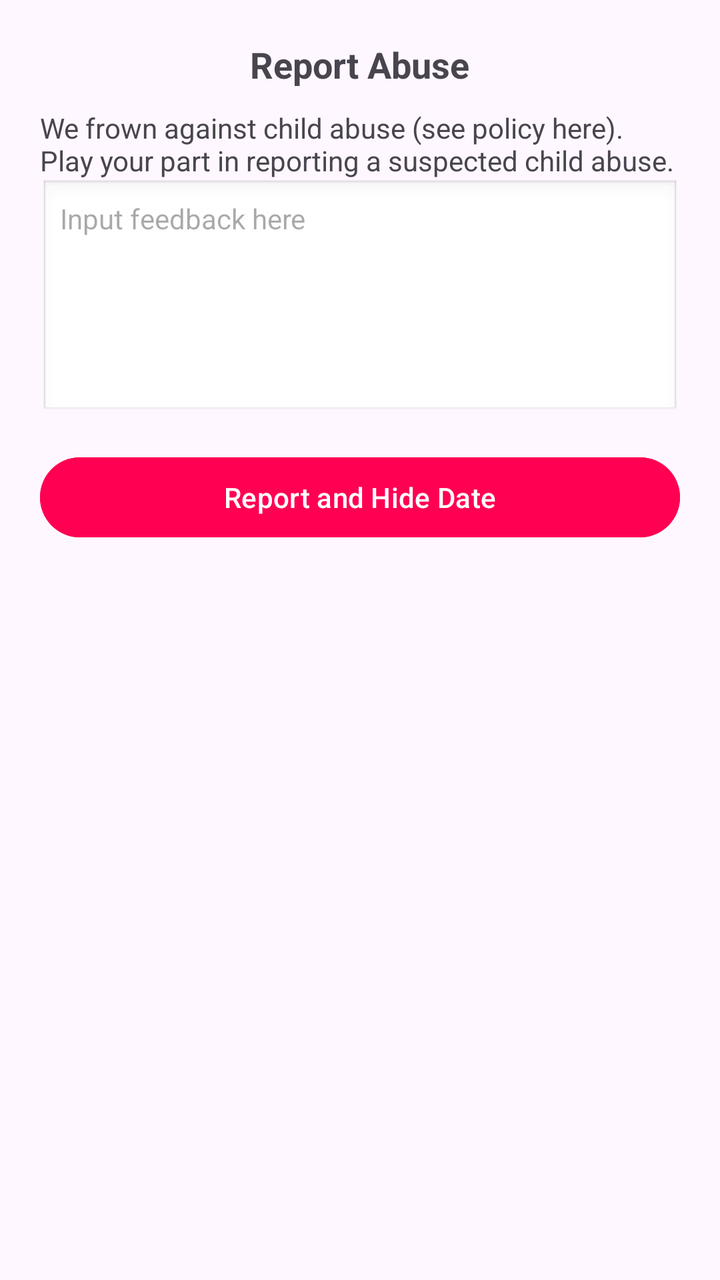
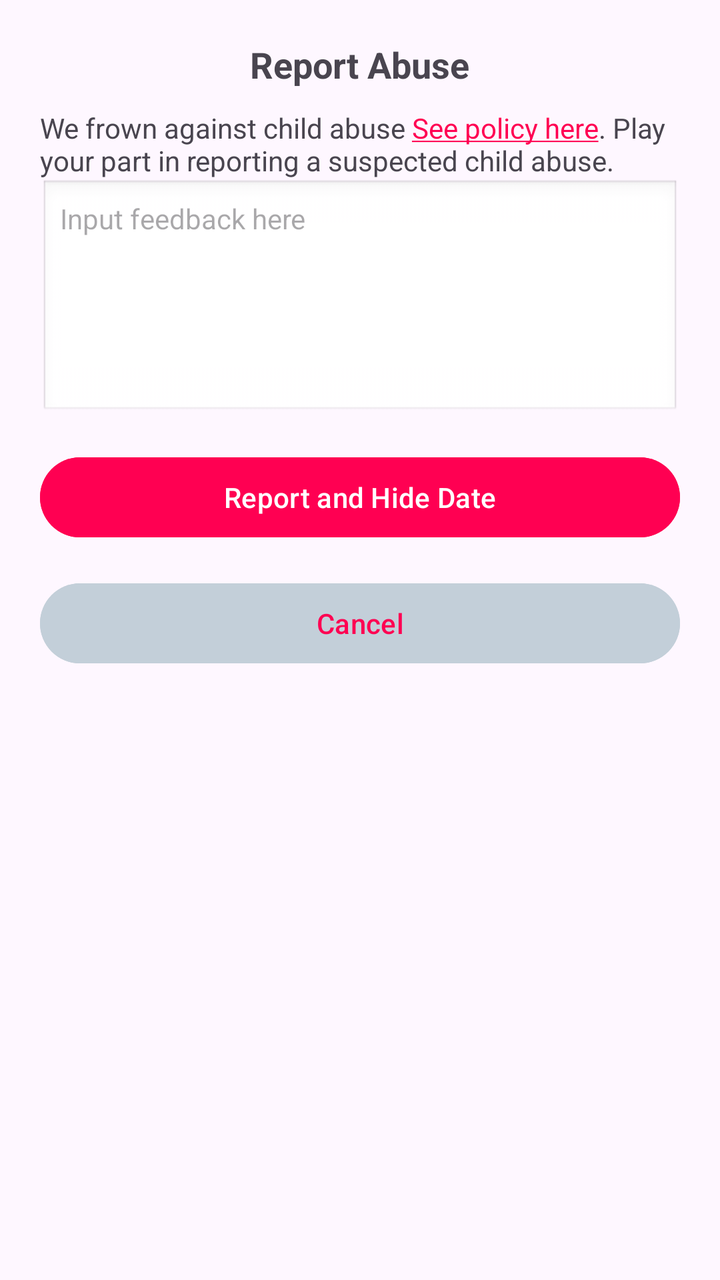

The first picture is an Android layout as it rendered before a commit; the second is the same layout after the commit. The layout source and the unified diff follow.
<!-- AndroidManifest.xml: application theme Theme.You4me -->
<!-- res/layout/dialog_report_abuse.xml -->
<?xml version="1.0" encoding="utf-8"?>
<LinearLayout
    xmlns:android="http://schemas.android.com/apk/res/android"
    android:layout_width="match_parent"
    android:layout_height="wrap_content"
    android:orientation="vertical"
    android:padding="20dp">

    
    <TextView
        android:layout_width="wrap_content"
        android:layout_height="wrap_content"
        android:text="Report Abuse"
        android:textSize="18sp"
        android:textStyle="bold"
        android:layout_gravity="center"/>

    
    <TextView
        android:layout_width="wrap_content"
        android:layout_height="wrap_content"
        android:text="We frown against child abuse (see policy here). Play your part in reporting a suspected child abuse."
        android:textSize="14sp"
        android:paddingTop="10dp"/>

    
    <EditText
        android:id="@+id/et_feedback"
        android:layout_width="match_parent"
        android:layout_height="120dp"
        android:hint="Input feedback here"
        android:background="@android:drawable/edit_text"
        android:padding="10dp"
        android:gravity="top"
        android:textSize="14sp"
        android:minLines="4"/>

    
    <Button
        android:id="@+id/btn_submit"
        android:layout_width="match_parent"
        android:layout_height="wrap_content"
        android:text="Report and Hide Date"
        android:backgroundTint="@color/primary_pink"
        android:textColor="@android:color/white"
        android:layout_marginTop="15dp"/>
</LinearLayout>
<!-- resources referenced by this layout -->
<resources>
  <color name="primary_pink">#ffff0052</color>
  <style name="Theme.You4me" parent="Base.Theme.You4me" />
  <style name="Base.Theme.You4me" parent="Theme.Material3.Light.NoActionBar">
          
           <item name="colorPrimary">@color/primary_pink</item>
      </style>
</resources>

<!-- the commit's change to res/layout/dialog_report_abuse.xml (unified diff, before → after) -->
@@ -17,11 +17,13 @@
 
     
     <TextView
+        android:id="@+id/see_policy_link"
         android:layout_width="wrap_content"
         android:layout_height="wrap_content"
-        android:text="We frown against child abuse (see policy here). Play your part in reporting a suspected child abuse."
+        android:text="@string/we_frown_against_child_abuse_see_policy_here_play_your_part_in_reporting_a_suspected_child_abuse"
         android:textSize="14sp"
-        android:paddingTop="10dp"/>
+        android:paddingTop="10dp"
+        android:linksClickable="true"/>
 
     
     <EditText
@@ -44,4 +46,13 @@
         android:backgroundTint="@color/primary_pink"
         android:textColor="@android:color/white"
         android:layout_marginTop="15dp"/>
+    
+    <Button
+        android:id="@+id/btn_cancel"
+        android:layout_width="match_parent"
+        android:layout_height="wrap_content"
+        android:text="Cancel"
+        android:backgroundTint="@color/text_grey"
+        android:textColor="@color/primary_pink"
+        android:layout_marginTop="15dp"/>
 </LinearLayout>
<!-- resource entries referenced after the edit -->
@@ -1,6 +1,8 @@
 <!-- resources referenced by this layout -->
 <resources>
   <color name="primary_pink">#ffff0052</color>
+  <color name="text_grey">#C3CFD9</color>
+  <string name="we_frown_against_child_abuse_see_policy_here_play_your_part_in_reporting_a_suspected_child_abuse">We frown against child abuse <a href="https://www.you4me.social/child-abuse-policy">See policy here</a>. Play your part in reporting a suspected child abuse.</string>
   <style name="Theme.You4me" parent="Base.Theme.You4me" />
   <style name="Base.Theme.You4me" parent="Theme.Material3.Light.NoActionBar">
           
